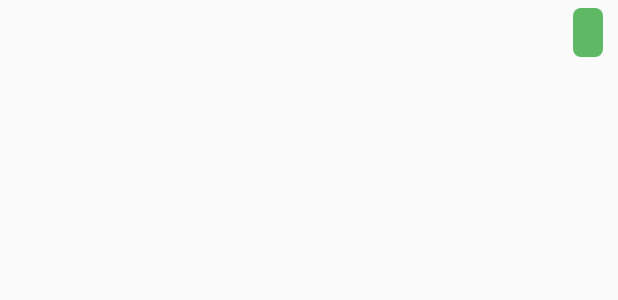
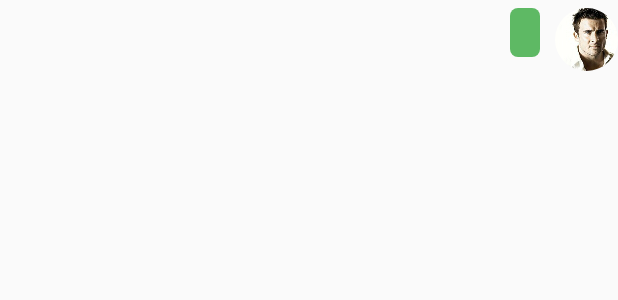
Before and after one commit to miramo/ARIA-Android, an Android app: the layout list_item_message_right.xml on its own in the app's theme, with its tools: preview values and no code run, on a phone screen of 412 x 824 dp. Shown: the top 300 px of the screen. Run offline under Robolectric (Android 15) with nearby library versions, the phone set to English and light mode, and no system bars.

Commit message:
[UPD] design list items

```diff
--- a/app/build.gradle
+++ b/app/build.gradle
@@ -19,6 +19,8 @@ android {
     }
 }
 
+repositories { mavenCentral() }
+
 dependencies {
     compile fileTree(include: ['*.jar'], dir: 'libs')
     testCompile 'junit:junit:4.12'
@@ -29,6 +31,8 @@ dependencies {
     compile 'com.mcxiaoke.volley:library:1.0.+'
     compile 'com.mikepenz:google-material-typeface:+@aar'
     compile 'com.mikepenz:fontawesome-typeface:+@aar'
+    compile 'de.hdodenhof:circleimageview:+@aar'
+    compile 'com.facebook.android:facebook-android-sdk:4.6.0'
     compile('com.mikepenz:materialdrawer:4.4.+@aar') {
         transitive = true
     }
--- a/app/src/main/res/layout/list_item_message_right.xml
+++ b/app/src/main/res/layout/list_item_message_right.xml
@@ -1,24 +1,36 @@
 <?xml version="1.0" encoding="utf-8"?>
-<LinearLayout xmlns:android="http://schemas.android.com/apk/res/android"
+<RelativeLayout xmlns:android="http://schemas.android.com/apk/res/android"
     android:layout_width="match_parent"
     android:layout_height="match_parent"
     android:gravity="right"
     android:orientation="vertical"
     android:paddingBottom="5dp"
-    android:paddingRight="10dp"
+    android:paddingRight="0dp"
     android:paddingTop="5dp" >
+
+    <de.hdodenhof.circleimageview.CircleImageView
+        android:layout_width="42dp"
+        android:layout_height="42dp"
+        android:id="@+id/imageViewYou"
+        android:src="@drawable/johndoe"
+        android:layout_marginLeft="10dp"
+        android:layout_alignParentTop="true"
+        android:layout_alignParentRight="true"
+        android:layout_alignParentEnd="true" />
 
     <TextView
         android:id="@+id/txtMsg"
         android:layout_width="wrap_content"
         android:layout_height="wrap_content"
-        android:layout_marginLeft="80dp"
+        android:textSize="16sp"
+        android:textColor="@color/white"
         android:background="@drawable/bg_msg_you"
-        android:paddingBottom="5dp"
         android:paddingLeft="10dp"
         android:paddingRight="10dp"
         android:paddingTop="5dp"
-        android:textColor="@color/white"
-        android:textSize="16dp" />
+        android:paddingBottom="5dp"
+        android:layout_alignParentTop="@+id/imageViewYou"
+        android:layout_toLeftOf="@+id/imageViewYou"
+        android:layout_toStartOf="@+id/imageViewYou" />
 
-</LinearLayout>
+</RelativeLayout>
--- a/app/src/main/res/values/strings.xml
+++ b/app/src/main/res/values/strings.xml
@@ -1,10 +1,11 @@
 <resources>
     <string name="app_name">ARIA</string>
-    <string name="app_title">A.R.I.A. άλφα</string>
+    <string name="app_title">A.R.I.A.</string>
     <string name="action_settings">Settings</string>
     <string name="speech_prompt">Say something&#8230;</string>
     <string name="speech_not_supported">Sorry! Your device doesn\'t support speech input</string>
     <string name="tap_on_mic">Tap on mic to speak</string>
     <string name="aria_hint">Ask me anything&#8230;</string>
-    <string name="aria_error">I don\'t know what you are looking for.</string>
+    <string name="aria_error_en">I don\'t know what you are looking for.</string>
+    <string name="aria_error_fr">Je ne sais pas ce que vous cherchez.</string>
 </resources>
```
Also changed, not shown: app/src/main/java/co/a_r_i_a/aria/MainActivity.java (+19 -1 lines), app/src/main/res/layout/list_item_message_left.xml (+15 -6 lines), app/src/main/res/drawable/aria.jpg (added), 1 other file.
